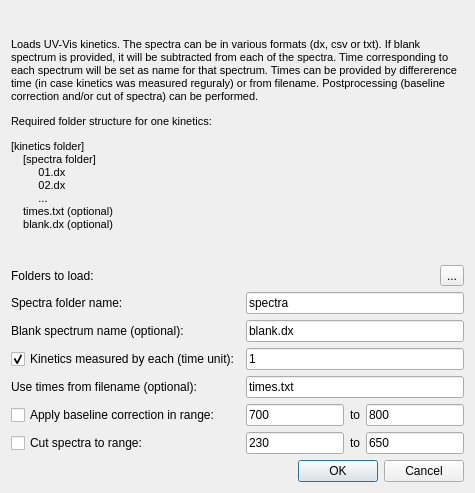
Qt form spectramanipulator/dialogs/gui_load_kinetics.ui (dmadea/Spectra-Manipulator) before a commit.
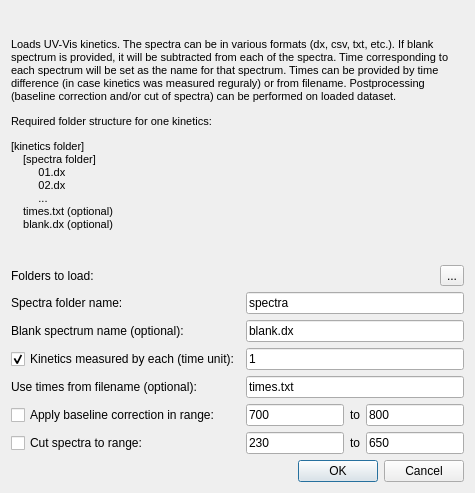
The same form after that commit.

```diff
--- a/spectramanipulator/dialogs/gui_load_kinetics.ui
+++ b/spectramanipulator/dialogs/gui_load_kinetics.ui
@@ -23,7 +23,7 @@
 &lt;html&gt;&lt;head&gt;&lt;meta name=&quot;qrichtext&quot; content=&quot;1&quot; /&gt;&lt;style type=&quot;text/css&quot;&gt;
 p, li { white-space: pre-wrap; }
 &lt;/style&gt;&lt;/head&gt;&lt;body style=&quot; font-family:'MS Shell Dlg 2'; font-size:8pt; font-weight:400; font-style:normal;&quot;&gt;
-&lt;p style=&quot; margin-top:12px; margin-bottom:12px; margin-left:0px; margin-right:0px; -qt-block-indent:0; text-indent:0px;&quot;&gt;Loads UV-Vis kinetics. The spectra can be in various formats (dx, csv or txt). If blank spectrum is provided, it will be subtracted from each of the spectra. Time corresponding to each spectrum will be set as name for that spectrum. Times can be provided by differerence time (in case kinetics was measured reguraly) or from filename. Postprocessing (baseline correction and/or cut of spectra) can be performed.&lt;/p&gt;
+&lt;p style=&quot; margin-top:12px; margin-bottom:12px; margin-left:0px; margin-right:0px; -qt-block-indent:0; text-indent:0px;&quot;&gt;Loads UV-Vis kinetics. The spectra can be in various formats (dx, csv, txt, etc.). If blank spectrum is provided, it will be subtracted from each of the spectra. Time corresponding to each spectrum will be set as the name for that spectrum. Times can be provided by time difference (in case kinetics was measured reguraly) or from filename. Postprocessing (baseline correction and/or cut of spectra) can be performed on loaded dataset.&lt;/p&gt;
 &lt;p style=&quot; margin-top:12px; margin-bottom:12px; margin-left:0px; margin-right:0px; -qt-block-indent:0; text-indent:0px;&quot;&gt;Required folder structure for one kinetics:&lt;/p&gt;
 &lt;p style=&quot; margin-top:12px; margin-bottom:12px; margin-left:0px; margin-right:0px; -qt-block-indent:0; text-indent:0px;&quot;&gt;[kinetics folder]&lt;span style=&quot; font-family:'JetBrains Mono,monospace'; color:#629755;&quot;&gt;&lt;br /&gt;    &lt;/span&gt;&lt;span style=&quot; font-family:'JetBrains Mono,monospace'; color:#000000;&quot;&gt;[spectra folder]&lt;br /&gt;         01.dx&lt;br /&gt;         02.dx&lt;br /&gt;         ...&lt;br /&gt;    times.txt (optional)&lt;br /&gt;    blank.dx (optional)&lt;/span&gt;&lt;/p&gt;&lt;/body&gt;&lt;/html&gt;</string>
        </property>
```
